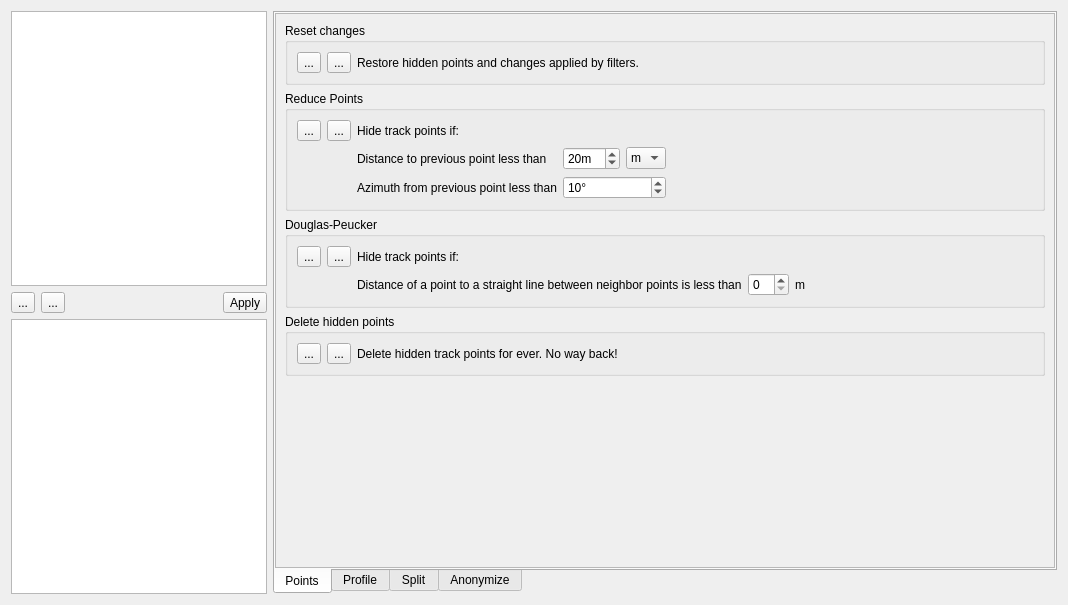
Old version of the form src/ITrackFilterWidget.ui in the repository ntruchsess/QLandkarteGT.
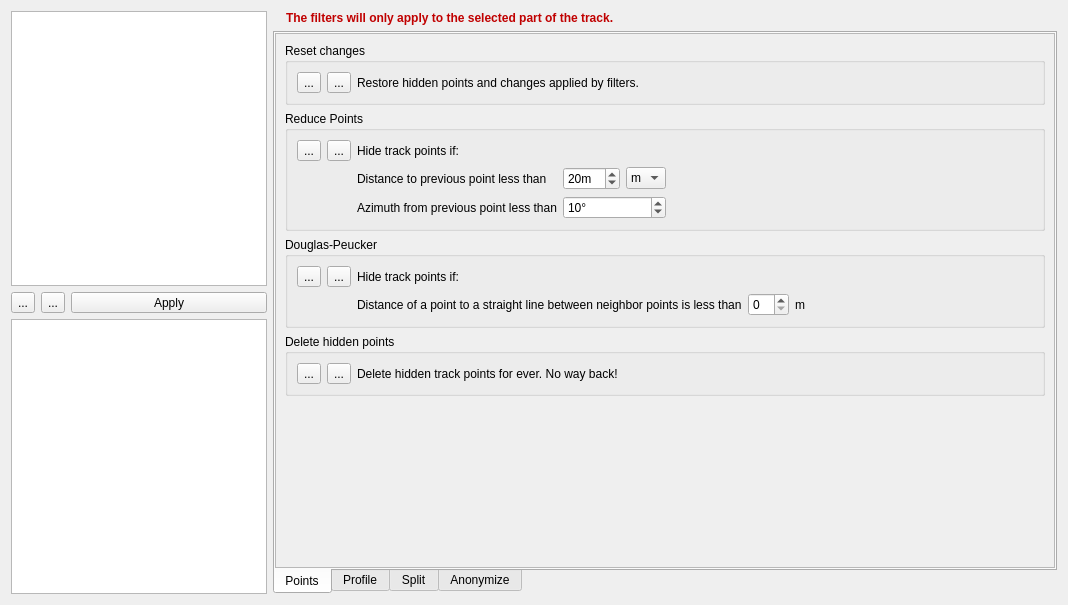
New version of the form. Icons and pictures are not drawn.

Commit message: Apply track filter to selected section only

```diff
--- a/src/ITrackFilterWidget.ui
+++ b/src/ITrackFilterWidget.ui
@@ -13,7 +13,7 @@
   <property name="windowTitle">
    <string>Form</string>
   </property>
-  <layout class="QHBoxLayout" name="horizontalLayout_9">
+  <layout class="QHBoxLayout" name="horizontalLayout_11">
    <item>
     <layout class="QVBoxLayout" name="verticalLayout">
      <item>
@@ -56,24 +56,14 @@
          </property>
         </widget>
        </item>
-       <item>
-        <spacer name="horizontalSpacer_9">
-         <property name="orientation">
-          <enum>Qt::Horizontal</enum>
-         </property>
-         <property name="sizeType">
-          <enum>QSizePolicy::Expanding</enum>
-         </property>
-         <property name="sizeHint" stdset="0">
-          <size>
-           <width>40</width>
-           <height>20</height>
-          </size>
-         </property>
-        </spacer>
-       </item>
        <item>
         <widget class="QToolButton" name="pushApply">
+         <property name="sizePolicy">
+          <sizepolicy hsizetype="Minimum" vsizetype="Fixed">
+           <horstretch>0</horstretch>
+           <verstretch>0</verstretch>
+          </sizepolicy>
+         </property>
          <property name="toolTip">
           <string>apply filter</string>
          </property>
@@ -107,6 +97,39 @@
     </layout>
    </item>
    <item>
+    <layout class="QVBoxLayout" name="verticalLayout_10">
+     <item>
+      <layout class="QHBoxLayout" name="horizontalLayout_9">
+       <item>
+        <widget class="QLabel" name="labelFilterPartIcon">
+         <property name="sizePolicy">
+          <sizepolicy hsizetype="Maximum" vsizetype="Maximum">
+           <horstretch>0</horstretch>
+           <verstretch>0</verstretch>
+          </sizepolicy>
+         </property>
+         <property name="text">
+          <string/>
+         </property>
+         <property name="pixmap">
+          <pixmap resource="resources.qrc">:/icons/iconWarning16x16.png</pixmap>
+         </property>
+        </widget>
+       </item>
+       <item>
+        <widget class="QLabel" name="labelFilterPartMessage">
+         <property name="text">
+          <string>&lt;!DOCTYPE HTML PUBLIC &quot;-//W3C//DTD HTML 4.0//EN&quot; &quot;http://www.w3.org/TR/REC-html40/strict.dtd&quot;&gt;
+&lt;html&gt;&lt;head&gt;&lt;meta name=&quot;qrichtext&quot; content=&quot;1&quot; /&gt;&lt;style type=&quot;text/css&quot;&gt;
+p, li { white-space: pre-wrap; }
+&lt;/style&gt;&lt;/head&gt;&lt;body style=&quot; font-family:'Sans Serif'; font-size:9pt; font-weight:400; font-style:normal;&quot;&gt;
+&lt;p style=&quot; margin-top:0px; margin-bottom:0px; margin-left:0px; margin-right:0px; -qt-block-indent:0; text-indent:0px;&quot;&gt;&lt;span style=&quot; font-weight:600; color:#c00000;&quot;&gt;The filters will only apply to the selected part of the track.&lt;/span&gt;&lt;/p&gt;&lt;/body&gt;&lt;/html&gt;</string>
+         </property>
+        </widget>
+       </item>
+      </layout>
+     </item>
+     <item>
     <widget class="QTabWidget" name="tabWidget">
      <property name="enabled">
       <bool>true</bool>
@@ -143,6 +166,12 @@
        </property>
        <item>
         <widget class="QScrollArea" name="scrollArea">
+           <property name="sizePolicy">
+            <sizepolicy hsizetype="Expanding" vsizetype="Expanding">
+             <horstretch>0</horstretch>
+             <verstretch>0</verstretch>
+            </sizepolicy>
+           </property>
          <property name="widgetResizable">
           <bool>true</bool>
          </property>
@@ -151,8 +180,8 @@
            <rect>
             <x>0</x>
             <y>0</y>
-            <width>784</width>
-            <height>560</height>
+              <width>776</width>
+              <height>524</height>
            </rect>
           </property>
           <layout class="QVBoxLayout" name="verticalLayout_2">
@@ -1587,6 +1616,8 @@
       </layout>
      </widget>
     </widget>
+     </item>
+    </layout>
    </item>
   </layout>
  </widget>
```
Left out of the diff: 12 changed lines with no effect on the pictures. Lines whose indentation alone changed are shown as unchanged. The commit also changes 4 other files.
